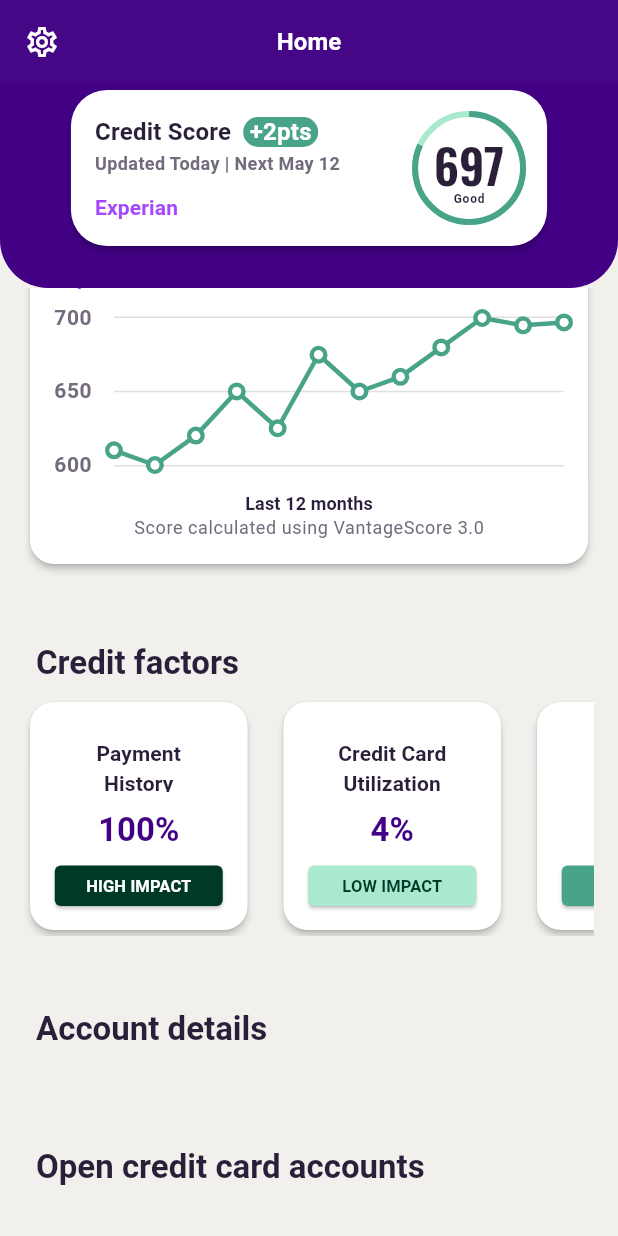
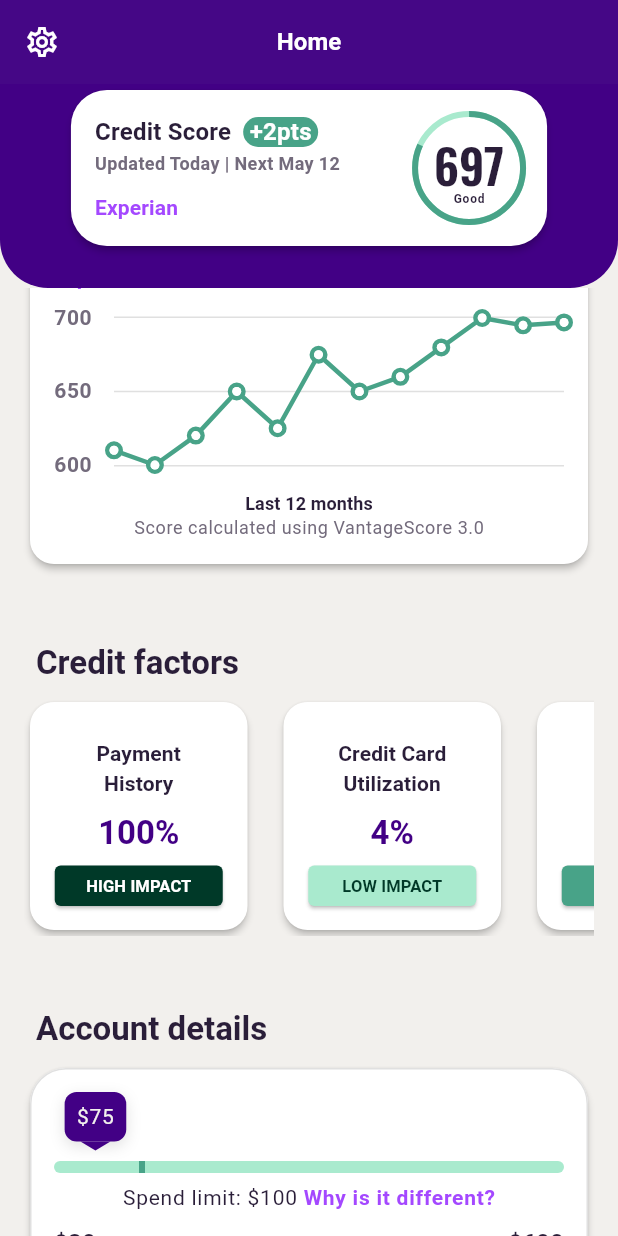
Before and after one commit to aaguil10/ava_take_home, a Flutter app: the screen it shows after launch, scrolled down 170 dp, on a phone screen of 412 x 824 dp. Run offline on Flutter 3.47's test engine with Material 3 defaults, Android fonts, the phone set to English and light mode, and no system bars; drawn by our look-alikes of fl_chart; our stand-ins replace flutter_bloc, go_router, google_fonts.

Commit message:
Added spend limit card

```diff
--- a/lib/core/colors.dart
+++ b/lib/core/colors.dart
@@ -10,3 +10,4 @@ const Color errorRed = Color(0xFFA34848);
 const Color textPrimaryDark = Color(0xFF2A1E39);
 const Color textLight = Color(0xFF736B7C);
 const Color textGreen = Color(0xFF003928);
+const Color textManilla = Color(0xFFF2F0ED);
--- a/lib/core/theme.dart
+++ b/lib/core/theme.dart
@@ -24,6 +24,11 @@ final ThemeData appTheme = ThemeData(
     titleSmall: GoogleFonts.roboto(
       fontSize: 12,
       fontWeight: FontWeight.bold,
+      color: textPrimaryDark,
+    ),
+    bodyLarge: GoogleFonts.roboto(
+      fontSize: 14,
+      fontWeight: FontWeight.w400,
       color: textPrimaryDark,
     ),
     bodyMedium: GoogleFonts.roboto(
--- a/lib/features/home/cubit/home_cubit.dart
+++ b/lib/features/home/cubit/home_cubit.dart
@@ -12,12 +12,14 @@ class HomeCubit extends Cubit<HomeState> {
     emit(state.copyWith(isLoading: true));
     await Future.delayed(const Duration(milliseconds: 500));
 
+    final accountDetails = await repository.fetchAccountDetails();
     final factors = await repository.fetchCreditFactors();
-    final accounts = await repository.fetchAccountDetails();
+    final accounts = await repository.fetchCreditCardAccounts();
     final creditScoreHistory = await repository.fetchCreditScoreHistory();
 
     emit(
       HomeState(
+        accountDetails: accountDetails,
         factors: factors,
         accounts: accounts,
         creditScoreHistory: creditScoreHistory,
--- a/lib/features/home/cubit/home_state.dart
+++ b/lib/features/home/cubit/home_state.dart
@@ -1,14 +1,17 @@
-import 'package:ava_take_home/features/home/models/account_detail.dart';
+import 'package:ava_take_home/features/home/models/account_details.dart';
+import 'package:ava_take_home/features/home/models/credit_card_account.dart';
 import 'package:ava_take_home/features/home/models/credit_factor.dart';
 import 'package:ava_take_home/features/home/models/credit_score.dart';
 
 class HomeState {
+  final AccountDetails accountDetails;
   final List<CreditFactor> factors;
-  final List<AccountDetail> accounts;
+  final List<CreditCardAccount> accounts;
   final List<CreditScore> creditScoreHistory;
   final bool isLoading;
 
   const HomeState({
+    required this.accountDetails,
     required this.factors,
     required this.accounts,
     required this.creditScoreHistory,
@@ -16,12 +19,14 @@ class HomeState {
   });
 
   HomeState copyWith({
+    AccountDetails? accountDetails,
     List<CreditFactor>? factors,
-    List<AccountDetail>? accounts,
+    List<CreditCardAccount>? accounts,
     List<CreditScore>? creditScoreHistory,
     bool? isLoading,
   }) {
     return HomeState(
+      accountDetails: accountDetails ?? this.accountDetails,
       factors: factors ?? this.factors,
       accounts: accounts ?? this.accounts,
       creditScoreHistory: creditScoreHistory ?? this.creditScoreHistory,
@@ -30,6 +35,12 @@ class HomeState {
   }
 
   factory HomeState.initial() => HomeState(
+    accountDetails: AccountDetails(
+      balance: 0,
+      creditLimit: 0,
+      spendLimit: 0,
+      currentSpend: 0,
+    ),
     factors: [],
     accounts: [],
     creditScoreHistory: [],
--- a/lib/features/home/data/home_repository.dart
+++ b/lib/features/home/data/home_repository.dart
@@ -1,12 +1,15 @@
-import 'package:ava_take_home/features/home/models/account_detail.dart';
+import 'package:ava_take_home/features/home/models/account_details.dart';
+import 'package:ava_take_home/features/home/models/credit_card_account.dart';
 import 'package:ava_take_home/features/home/models/credit_factor.dart';
 import 'package:ava_take_home/features/home/models/credit_score.dart';
 
 /// Abstract contract so it’s easy to mock in tests
 abstract class HomeRepository {
+  Future<AccountDetails> fetchAccountDetails();
+
   Future<List<CreditFactor>> fetchCreditFactors();
 
-  Future<List<AccountDetail>> fetchAccountDetails();
+  Future<List<CreditCardAccount>> fetchCreditCardAccounts();
 
   Future<List<CreditScore>> fetchCreditScoreHistory();
 }
--- a/lib/features/home/data/mock_home_repository.dart
+++ b/lib/features/home/data/mock_home_repository.dart
@@ -1,6 +1,7 @@
 import 'dart:async';
 
-import 'package:ava_take_home/features/home/models/account_detail.dart';
+import 'package:ava_take_home/features/home/models/account_details.dart';
+import 'package:ava_take_home/features/home/models/credit_card_account.dart';
 import 'package:ava_take_home/features/home/models/credit_factor.dart';
 import 'package:ava_take_home/features/home/models/credit_score.dart';
 
@@ -8,6 +9,17 @@ import 'home_repository.dart';
 
 /// Simple fake repository returning static data with a delay
 class MockHomeRepository implements HomeRepository {
+  @override
+  Future<AccountDetails> fetchAccountDetails() async {
+    await Future.delayed(const Duration(milliseconds: 300));
+    return AccountDetails(
+      balance: 30,
+      creditLimit: 600,
+      spendLimit: 100,
+      currentSpend: 75,
+    );
+  }
+
   @override
   Future<List<CreditFactor>> fetchCreditFactors() async {
     await Future.delayed(const Duration(milliseconds: 300));
@@ -34,11 +46,11 @@ class MockHomeRepository implements HomeRepository {
   }
 
   @override
-  Future<List<AccountDetail>> fetchAccountDetails() async {
+  Future<List<CreditCardAccount>> fetchCreditCardAccounts() async {
     await Future.delayed(const Duration(milliseconds: 300));
     return const [
-      AccountDetail(name: 'Syncb/Amazon', balance: 1500, limit: 6300),
-      AccountDetail(name: 'Capital One', balance: 500, limit: 4000),
+      CreditCardAccount(name: 'Syncb/Amazon', balance: 1500, limit: 6300),
+      CreditCardAccount(name: 'Capital One', balance: 500, limit: 4000),
     ];
   }
 
--- /dev/null
+++ b/lib/features/home/models/account_details.dart
@@ -0,0 +1,16 @@
+class AccountDetails {
+  final int balance;
+  final int creditLimit;
+  final int spendLimit;
+  final int currentSpend;
+
+  const AccountDetails({
+    required this.balance,
+    required this.creditLimit,
+    required this.spendLimit,
+    required this.currentSpend,
+  });
+
+  /// Calculate utilization %
+  double get utilization => (balance / creditLimit) * 100;
+}
--- a/lib/features/home/models/account_detail.dart
+++ b/lib/features/home/models/credit_card_account.dart
@@ -1,9 +1,9 @@
-class AccountDetail {
+class CreditCardAccount {
   final String name; // e.g., "Syncb/Amazon"
   final double balance; // current balance
   final double limit; // credit limit
 
-  const AccountDetail({
+  const CreditCardAccount({
     required this.name,
     required this.balance,
     required this.limit,
--- a/lib/features/home/view/home_screen.dart
+++ b/lib/features/home/view/home_screen.dart
@@ -3,6 +3,7 @@ import 'package:ava_take_home/features/home/cubit/home_state.dart';
 import 'package:ava_take_home/features/home/widgets/credit_factors_carousel.dart';
 import 'package:ava_take_home/features/home/widgets/credit_score_card.dart';
 import 'package:ava_take_home/features/home/widgets/credit_score_chart.dart';
+import 'package:ava_take_home/features/home/widgets/spend_limit_card.dart';
 import 'package:flutter/material.dart';
 import 'package:flutter_bloc/flutter_bloc.dart';
 import 'package:go_router/go_router.dart';
@@ -67,7 +68,19 @@ class HomeScreen extends StatelessWidget {
                           CreditFactorsCarousel(factors: state.factors),
                         );
                       case 2:
-                        return _buildTile(context, 'Account details', Card());
+                        return _buildTile(
+                          context,
+                          'Account details',
+                          Column(
+                            children: [
+                              SpendLimitCard(
+                                accountDetails: state.accountDetails,
+                              ),
+                              SizedBox(height: 16),
+                              Card(),
+                            ],
+                          ),
+                        );
                       case 3:
                         return _buildTile(
                           context,
--- a/lib/features/home/widgets/credit_factors_carousel.dart
+++ b/lib/features/home/widgets/credit_factors_carousel.dart
@@ -64,7 +64,7 @@ class _CreditFactorCard extends StatelessWidget {
           mainAxisAlignment: MainAxisAlignment.spaceBetween,
           children: [
             SizedBox(
-              height: 36,
+              height: 40,
               width: 90,
               child: Text(
                 factor.name,
--- /dev/null
+++ b/lib/features/home/widgets/spend_limit_card.dart
@@ -0,0 +1,282 @@
+import 'dart:math' as math;
+
+import 'package:ava_take_home/core/colors.dart';
+import 'package:ava_take_home/features/home/models/account_details.dart';
+import 'package:flutter/material.dart';
+
+class SpendLimitCard extends StatefulWidget {
+  final AccountDetails accountDetails;
+
+  const SpendLimitCard({super.key, required this.accountDetails});
+
+  @override
+  State<SpendLimitCard> createState() => _SpendLimitCardState();
+}
+
+class _SpendLimitCardState extends State<SpendLimitCard>
+    with SingleTickerProviderStateMixin {
+  late final AnimationController _controller;
+  late final Animation<double> _progressAnim;
+
+  // Todo(Alejandro): Ask product manager what the green marker represents.
+  double get spendToCreditRatio =>
+      (widget.accountDetails.spendLimit / widget.accountDetails.creditLimit)
+          .clamp(0.0, 1.0);
+
+  // Todo(Alejandro): Ask product manager what the purple marker represents.
+  double get spendProgress =>
+      (widget.accountDetails.currentSpend / widget.accountDetails.spendLimit)
+          .clamp(0.0, 1.0) *
+      spendToCreditRatio;
+
+  String get formattedBalance =>
+      '\$${widget.accountDetails.balance.toStringAsFixed(0)}';
+
+  String get formattedLimit =>
+      '\$${widget.accountDetails.creditLimit.toStringAsFixed(0)}';
+
+  String get utilizationPercent =>
+      '${widget.accountDetails.utilization.toStringAsFixed(0)}%';
+
+  @override
+  void initState() {
+    super.initState();
+    _controller = AnimationController(
+      vsync: this,
+      duration: const Duration(milliseconds: 800),
+    );
+    _progressAnim = CurvedAnimation(parent: _controller, curve: Curves.easeOut);
+    _controller.forward();
+  }
+
+  @override
+  void didUpdateWidget(covariant SpendLimitCard oldWidget) {
+    super.didUpdateWidget(oldWidget);
+    if (oldWidget.accountDetails.currentSpend !=
+        widget.accountDetails.currentSpend) {
+      _controller
+        ..reset()
+        ..forward();
+    }
+  }
+
+  @override
+  void dispose() {
+    _controller.dispose();
+    super.dispose();
+  }
+
+  @override
+  Widget build(BuildContext context) {
+    return Card(
+      shape: RoundedRectangleBorder(
+        borderRadius: BorderRadius.circular(24),
+        side: BorderSide(color: Colors.grey.shade300, width: 1),
+      ),
+      elevation: 2,
+      child: Padding(
+        padding: const EdgeInsets.symmetric(vertical: 16, horizontal: 16),
+        child: Column(
+          children: [
+            _buildProgressBar(context),
+            _buildSpendLimitLine(),
+            const SizedBox(height: 8),
+            _buildBalanceCreditLimitRow(),
+            const Divider(thickness: 1),
+            const SizedBox(height: 4),
+            _buildUtilizationRow(context, utilizationPercent),
+          ],
+        ),
+      ),
+    );
+  }
+
+  Widget _buildProgressBar(BuildContext context) {
+    return LayoutBuilder(
+      builder: (context, constraints) {
+        final barHeight = 8.0;
+        return SizedBox(
+          height: 60,
+          child: AnimatedBuilder(
+            animation: _progressAnim,
+            builder: (BuildContext context, Widget? child) {
+              return Stack(
+                clipBehavior: Clip.none,
+                children: [
+                  // Background bar
+                  Positioned(
+                    left: 0,
+                    right: 0,
+                    top: 46,
+                    child: Container(
+                      height: barHeight,
+                      decoration: BoxDecoration(
+                        color: secondaryGreenLight,
+                        borderRadius: BorderRadius.circular(barHeight / 2),
+                      ),
+                    ),
+                  ),
+                  // Green progress marker
+                  Positioned(
+                    left:
+                        constraints.maxWidth *
+                        spendToCreditRatio *
+                        _progressAnim.value,
+                    // center the line
+                    top: 46,
+                    child: Container(
+                      width: 4,
+                      height: barHeight,
+                      color: secondaryGreen,
+                    ),
+                  ),
+                  // Purple marker
+                  _buildMarker(context, constraints.maxWidth),
+                ],
+              );
+            },
+          ),
+        );
+      },
+    );
+  }
+
+  // Tooltip positioned over the currentSpend marker
+  Widget _buildMarker(BuildContext context, double width) {
+    final markerPosition =
+        width * spendToCreditRatio * spendProgress * _progressAnim.value;
+    return Positioned(
+      left: math.max(0.0, math.min(width, markerPosition)),
+      top: 0,
+      child: Column(
+        children: [
+          // Tooltip bubble
+          Container(
+            padding: const EdgeInsets.symmetric(horizontal: 8, vertical: 6),
+            decoration: BoxDecoration(
+              color: Theme.of(context).colorScheme.primary,
+              borderRadius: BorderRadius.circular(8),
+              boxShadow: const [
+                BoxShadow(
+                  color: Colors.black12,
+                  blurRadius: 8,
+                  offset: Offset(0, 3),
+                ),
+              ],
+            ),
+            child: Text(
+              '\$${widget.accountDetails.currentSpend.toStringAsFixed(0)}',
+              style: Theme.of(
+                context,
+              ).textTheme.bodyLarge?.copyWith(color: textManilla),
+            ),
+          ),
+          // Arrow
+          SizedBox(
+            height: 6,
+            width: 20,
+            child: CustomPaint(
+              painter: _TriangleDownPainter(
+                color: Theme.of(context).colorScheme.primary,
+              ),
+            ),
+          ),
+        ],
+      ),
+    );
+  }
+
+  // Spend limit line with question link
+  Widget _buildSpendLimitLine() {
+    return Row(
+      mainAxisAlignment: MainAxisAlignment.center,
+      children: [
+        Text(
+          'Spend limit: \$${widget.accountDetails.spendLimit.toStringAsFixed(0)}',
+          style: Theme.of(context).textTheme.bodyLarge,
+        ),
+        const SizedBox(width: 4),
+        GestureDetector(
+          onTap: () {}, // hook for explanation
+          child: Text(
+            'Why is it different?',
+            style: Theme.of(context).textTheme.bodyLarge?.copyWith(
+              color: primaryPurpleLight,
+              fontWeight: FontWeight.bold,
+            ),
+          ),
+        ),
+      ],
+    );
+  }
+
+  Widget _buildBalanceCreditLimitRow() {
+    return SizedBox(
+      height: 50,
+      child: Row(
+        mainAxisAlignment: MainAxisAlignment.spaceBetween,
+        children: [
+          _buildAmountColumn(
+            formattedBalance,
+            'Balance',
+            CrossAxisAlignment.start,
+          ),
+          _buildAmountColumn(
+            formattedLimit,
+            'Credit limit',
+            CrossAxisAlignment.end,
+          ),
+        ],
+      ),
+    );
+  }
+
+  Widget _buildAmountColumn(
+    String amount,
+    String label,
+    CrossAxisAlignment columnAlignment,
+  ) {
+    return Column(
+      crossAxisAlignment: columnAlignment,
+      children: [
+        Text(amount, style: Theme.of(context).textTheme.titleMedium),
+        Text(label, style: Theme.of(context).textTheme.bodyLarge),
+      ],
+    );
+  }
+}
+
+Widget _buildUtilizationRow(BuildContext context, String utilizationPercent) {
+  return Row(
+    mainAxisAlignment: MainAxisAlignment.spaceBetween,
+    children: [
+      Text(
+        'Utilization',
+        style: Theme.of(
+          context,
+        ).textTheme.titleMedium?.copyWith(fontWeight: FontWeight.w400),
+      ),
+      Text(utilizationPercent, style: Theme.of(context).textTheme.titleMedium),
+    ],
+  );
+}
+
+class _TriangleDownPainter extends CustomPainter {
+  final Color color;
+
+  _TriangleDownPainter({required this.color});
+
+  @override
+  void paint(Canvas canvas, Size size) {
+    final paint = Paint()..color = color;
+    final path = Path()
+      ..moveTo(0, 0)
+      ..lineTo(size.width / 2, size.height)
+      ..lineTo(size.width, 0)
+      ..close();
+    canvas.drawPath(path, paint);
+  }
+
+  @override
+  bool shouldRepaint(covariant _TriangleDownPainter old) => old.color != color;
+}
```
Also changed, not shown: 2 other files.
